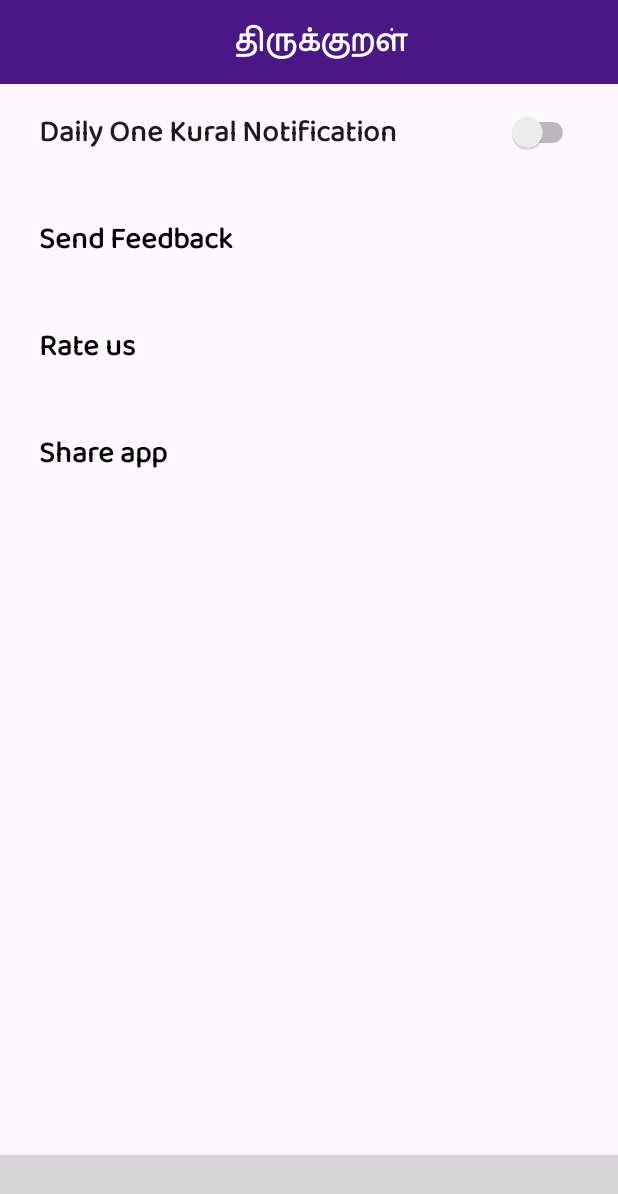
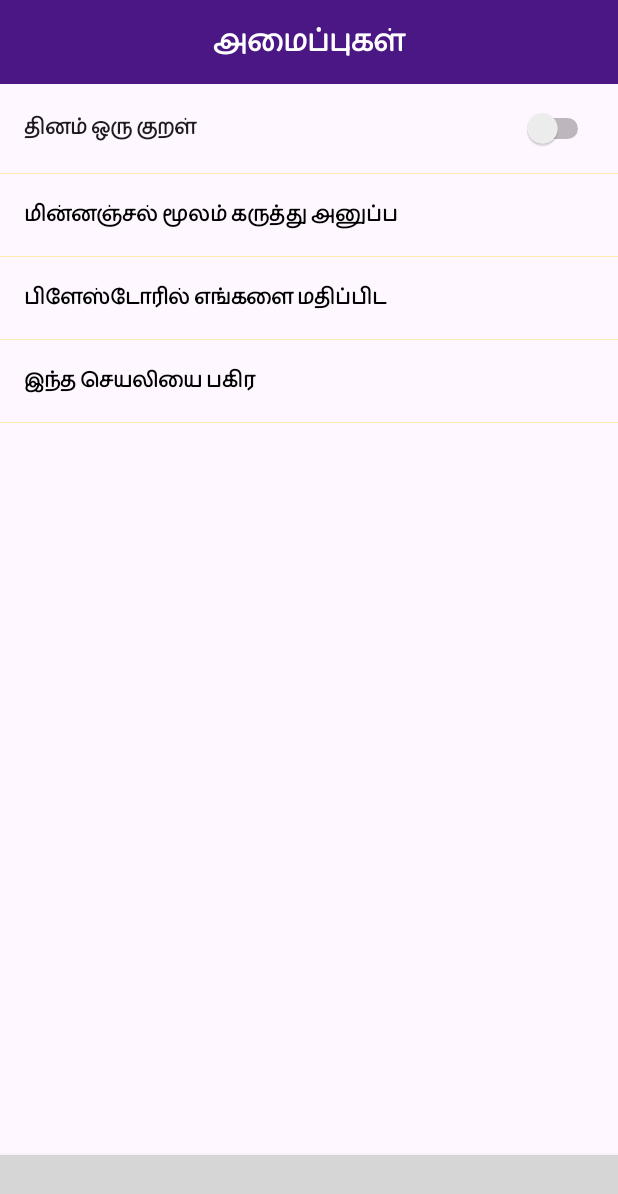
Before and after one commit to Karpakamani-r/Kural_2023, an Android app: the Settings screen opened through its navigation route, on a phone screen of 412 x 824 dp. Shown: the top 1194 px of the screen. Run offline under Robolectric (Android 15) with nearby library versions, the phone set to English and light mode, and no system bars; our stand-ins replace Room's generated code, data binding; libraries missing offline, so code that uses them is left out: com.ismaeldivita.chipnavigation; plain views replace ChipNavigationBar; 3 statements that could not run were skipped; grey boxes are pictures that could not be loaded.

Commit message:
Updated work manager and refactoring done in some areas

```diff
--- a/app/src/main/java/com/w2c/kural/database/Kural.kt
+++ b/app/src/main/java/com/w2c/kural/database/Kural.kt
@@ -31,6 +31,6 @@ data class Kural(
         } else if (TextUtils.isEmpty(line2)) {
             line1
         } else {
-            line1 + line2
+            "$line1\n$line2"
         }
 }
--- a/app/src/main/java/com/w2c/kural/utils/IntentKeys.kt
+++ /dev/null
@@ -1,5 +0,0 @@
-package com.w2c.kural.utils
-
-object IntentKeys {
-    const val KURAL_NO = "kuralNumber"
-}
--- a/app/src/main/java/com/w2c/kural/view/activity/MainActivity.kt
+++ b/app/src/main/java/com/w2c/kural/view/activity/MainActivity.kt
@@ -10,6 +10,7 @@ import androidx.core.view.isVisible
 import androidx.fragment.app.Fragment
 import androidx.lifecycle.ViewModelProvider
 import androidx.lifecycle.lifecycleScope
+import androidx.navigation.NavArgs
 import androidx.navigation.NavController
 import androidx.navigation.fragment.NavHostFragment
 import androidx.work.OneTimeWorkRequest
@@ -22,6 +23,7 @@ import com.w2c.kural.datasource.RemoteDataSource
 import com.w2c.kural.notificationwork.NotificationWork
 import com.w2c.kural.repository.MainRepository
 import com.w2c.kural.utils.NotificationPreference
+import com.w2c.kural.utils.ScreenTypes
 import com.w2c.kural.utils.hide
 import com.w2c.kural.utils.visible
 import com.w2c.kural.view.fragment.Favourites
@@ -34,33 +36,28 @@ import com.w2c.kural.viewmodel.MainActivityViewModel
 import com.w2c.kural.viewmodel.MainVMFactory
 import kotlinx.coroutines.launch
 import java.util.concurrent.TimeUnit
+import androidx.appcompat.widget.Toolbar
+import com.w2c.kural.view.fragment.PaalList
 
 class MainActivity : AppCompatActivity() {
     private lateinit var controller: NavController
     private var lastActionId: Int? = null
     private lateinit var bottomNavigationBar: ChipNavigationBar
-    private lateinit var viewModel: MainActivityViewModel
     private lateinit var binding: ActivityMainBinding
     private var firstTime = true
     override fun onCreate(savedInstanceState: Bundle?) {
         super.onCreate(savedInstanceState)
         binding = ActivityMainBinding.inflate(LayoutInflater.from(this))
         setContentView(binding.root)
+        preLoadKural()
+        initView()
+    }
 
+    private fun initView() {
         val navHostFragment =
             supportFragmentManager.findFragmentById(R.id.navHostFragment) as NavHostFragment
         controller = navHostFragment.navController
-
         bottomNavigationBar = findViewById(R.id.bottomNav)
-
-        viewModel = ViewModelProvider(
-            this, MainVMFactory(
-                this, MainRepository(
-                    LocalDataSource(), RemoteDataSource()
-                )
-            )
-        )[MainActivityViewModel::class.java]
-
         bottomNavigationBar.setOnItemSelectedListener {
             when (it) {
                 R.id.home -> {
@@ -80,9 +77,19 @@ class MainActivity : AppCompatActivity() {
                 }
             }
         }
-        preLoadKural()
         attachBackPressCallBack()
-        //scheduleNotificationWork()
+        controller.addOnDestinationChangedListener { _, destination, args ->
+            val title: String? = getTitleFromDestination(destination.id, destination.label, args)
+            binding.title.text = title ?: ""
+        }
+        binding.ivBack.setOnClickListener { onBackPressedDispatcher.onBackPressed() }
+    }
+
+    private fun getTitleFromDestination(id: Int, label: CharSequence?, args: Bundle?): String? {
+        return when (id) {
+            R.id.iyalList, R.id.athikaramList, R.id.home -> args?.getString("paal")
+            else -> label?.toString()
+        }
     }
 
     private fun attachBackPressCallBack() {
@@ -95,6 +102,11 @@ class MainActivity : AppCompatActivity() {
     }
 
     private fun preLoadKural() {
+        val repo = MainRepository(LocalDataSource(), RemoteDataSource())
+        val viewModel = ViewModelProvider(
+            this,
+            MainVMFactory(context = this, repository = repo)
+        )[MainActivityViewModel::class.java]
         lifecycleScope.launch {
             viewModel.getKurals(this@MainActivity).observe(this@MainActivity) {
                 if (firstTime) {
@@ -118,44 +130,55 @@ class MainActivity : AppCompatActivity() {
             is Settings -> {
                 R.id.setting
             }
+
             is Favourites -> {
                 R.id.favourite
             }
+
             is KuralList -> {
                 R.id.search
             }
-            else -> {
+
+            is PaalList -> {
                 R.id.home
             }
+
+            else -> {
+                0
+            }
         }
-        if (!binding.bottomNavCard.isVisible) {
+
+        //Handling bottom bar visibility
+        val bottomNavNotVisible = !binding.bottomNavCard.isVisible
+        if (bottomNavNotVisible) {
             binding.bottomNavCard.visible()
         }
+
+        //Handling back icon
+        binding.ivBack.hide()
+
+        //Handling bottom bar selection
         bottomNavigationBar.setItemSelected(selectedId, true)
     }
 
-    fun scheduleNotificationWork() {
-        if (NotificationPreference.getInstance(this).isDailyNotifyValue) {
-            val notification = OneTimeWorkRequest.Builder(NotificationWork::class.java)
-                .setInitialDelay(15, TimeUnit.HOURS).build()
-            WorkManager.getInstance(this).enqueue(notification)
-        }
-    }
     fun hideBottomNav() {
         binding.bottomNavCard.hide()
+        //Handling back
+        binding.ivBack.visible()
     }
 
     fun hideToolBar() {
         binding.toolbar.hide()
     }
 
-    fun showToolBar(){
+    fun showToolBar() {
         binding.toolbar.visible()
     }
 
     fun isToolbarGone(): Boolean {
         return binding.toolbar.isGone
     }
+
     private fun onHandleBackClick(callback: OnBackPressedCallback) {
         when (controller.currentDestination?.id) {
             R.id.search -> {
@@ -173,6 +196,10 @@ class MainActivity : AppCompatActivity() {
                 controller.navigate(paalList)
             }
 
+            R.id.paalFragment -> {
+                finish()
+            }
+
             else -> {
                 callback.remove()
                 onBackPressedDispatcher.onBackPressed()
--- a/app/src/main/java/com/w2c/kural/view/fragment/KuralDetails.kt
+++ b/app/src/main/java/com/w2c/kural/view/fragment/KuralDetails.kt
@@ -13,7 +13,6 @@ import androidx.lifecycle.lifecycleScope
 import androidx.navigation.fragment.navArgs
 import com.w2c.kural.database.DatabaseController
 import com.w2c.kural.database.Kural
-import com.w2c.kural.utils.IntentKeys
 import com.w2c.kural.utils.hide
 import com.w2c.kural.utils.visible
 import com.w2c.kural.view.activity.MainActivity
--- a/app/src/main/java/com/w2c/kural/view/fragment/KuralList.kt
+++ b/app/src/main/java/com/w2c/kural/view/fragment/KuralList.kt
@@ -145,7 +145,7 @@ class KuralList : Fragment(), OnItemClickListener {
     private suspend fun getKural() {
         val data = mViewModel.kuralCache
         if (isFromHomeCard()) {
-            fetchKuralsByRange(getNavArgs().paal, getNavArgs().athikaram)
+            fetchKuralsByRange(getNavArgs().paal!!, getNavArgs().athikaram)
         } else if (data.isNotEmpty()) {
             setKuralList(data)
         } else {
@@ -154,7 +154,7 @@ class KuralList : Fragment(), OnItemClickListener {
     }
 
     private fun isFromHomeCard(): Boolean {
-        return getNavArgs().screenType == ScreenTypes.KURALH && !getNavArgs().paal.isNullOrEmpty()
+        return getNavArgs().screenType == ScreenTypes.KURALH
     }
 
     private fun getNavArgs(): KuralListArgs {
--- a/app/src/main/res/drawable/ic_arrow_back.xml
+++ b/app/src/main/res/drawable/ic_arrow_back.xml
@@ -1,5 +1,5 @@
-<vector android:autoMirrored="true" android:height="24dp"
-    android:tint="#FFFFFF" android:viewportHeight="24"
-    android:viewportWidth="24" android:width="24dp" xmlns:android="http://schemas.android.com/apk/res/android">
-    <path android:fillColor="@android:color/white" android:pathData="M11.67,3.87L9.9,2.1 0,12l9.9,9.9 1.77,-1.77L3.54,12z"/>
+<vector android:height="24dp" android:tint="#FFFFFF"
+    android:viewportHeight="24" android:viewportWidth="24"
+    android:width="24dp" xmlns:android="http://schemas.android.com/apk/res/android">
+    <path android:fillColor="@android:color/white" android:pathData="M17.77,3.77l-1.77,-1.77l-10,10l10,10l1.77,-1.77l-8.23,-8.23z"/>
 </vector>
--- a/app/src/main/res/layout/activity_main.xml
+++ b/app/src/main/res/layout/activity_main.xml
@@ -17,14 +17,30 @@
             app:layout_constraintStart_toStartOf="parent"
             app:layout_constraintTop_toTopOf="parent">
 
+            <ImageView
+                android:id="@+id/ivBack"
+                android:layout_width="wrap_content"
+                android:layout_height="wrap_content"
+                android:padding="10dp"
+                android:visibility="gone"
+                app:srcCompat="@drawable/ic_arrow_back"
+                tools:layout_editor_absoluteX="16dp"
+                tools:layout_editor_absoluteY="16dp"
+                tools:visibility="visible" />
+
             <TextView
-                android:layout_width="match_parent"
+                android:id="@+id/title"
+                android:layout_width="wrap_content"
                 android:layout_height="wrap_content"
+                android:layout_gravity="center"
                 android:gravity="center"
                 android:text="@string/thirukural"
                 android:textColor="@color/white"
                 android:textSize="20sp"
-                android:textStyle="bold" />
+                android:textStyle="bold"
+                tools:layout_editor_absoluteX="40dp"
+                tools:layout_editor_absoluteY="12dp" />
+
         </androidx.appcompat.widget.Toolbar>
 
         <ScrollView
@@ -49,24 +65,12 @@
                 app:navGraph="@navigation/my_navigation" />
         </ScrollView>
 
-        <com.google.android.material.floatingactionbutton.FloatingActionButton
-            android:layout_width="wrap_content"
-            android:layout_height="wrap_content"
-            android:layout_marginEnd="16dp"
-            android:layout_marginBottom="16dp"
-            android:onClick="showSearchDialog"
-            android:src="@drawable/ic_search"
-            android:visibility="gone"
-            app:layout_constraintBottom_toTopOf="@+id/bottomNavCard"
-            app:layout_constraintEnd_toEndOf="parent"
-            app:tint="@null" />
-
         <androidx.cardview.widget.CardView
             android:id="@+id/bottomNavCard"
             android:layout_width="match_parent"
             android:layout_height="wrap_content"
+            app:cardBackgroundColor="@color/cardBackgroundColor"
             app:cardElevation="6dp"
-            app:cardBackgroundColor="@color/cardBackgroundColor"
             app:layout_constraintBottom_toBottomOf="parent">
 
             <com.ismaeldivita.chipnavigation.ChipNavigationBar
--- a/app/src/main/res/layout/fragment_favourite.xml
+++ b/app/src/main/res/layout/fragment_favourite.xml
@@ -7,6 +7,7 @@
         android:id="@+id/rvFavourite"
         android:layout_width="match_parent"
         android:layout_height="match_parent"
+        android:paddingTop="16dp"
         app:layout_constraintBottom_toBottomOf="parent"
         app:layout_constraintEnd_toEndOf="parent"
         app:layout_constraintStart_toStartOf="parent"
--- a/app/src/main/res/layout/fragment_kural_details.xml
+++ b/app/src/main/res/layout/fragment_kural_details.xml
@@ -74,7 +74,7 @@
                 android:textStyle="bold"
                 app:layout_constraintStart_toStartOf="@+id/guideline4"
                 app:layout_constraintTop_toBottomOf="@+id/tvMK"
-                tools:text="@string/english_translation" />
+                tools:text="@string/kural_no_eng" />
 
             <TextView
                 android:id="@+id/tvtransliteration1"
--- a/app/src/main/res/layout/list_item_settings.xml
+++ b/app/src/main/res/layout/list_item_settings.xml
@@ -12,22 +12,24 @@
         <androidx.constraintlayout.widget.ConstraintLayout
             android:layout_width="match_parent"
             android:layout_height="wrap_content"
-            android:paddingStart="10dp"
             android:paddingTop="16dp"
-            android:paddingEnd="10dp"
             android:paddingBottom="16dp">
 
             <TextView
                 android:id="@+id/tvNotification"
                 android:layout_width="match_parent"
-                android:layout_height="wrap_content"
+                android:layout_height="match_parent"
                 android:layout_marginStart="16dp"
                 android:layout_marginEnd="16dp"
-                android:textSize="20sp"
+                android:gravity="center_vertical"
+                android:textSize="14sp"
                 android:textStyle="bold"
-                app:layout_constraintStart_toStartOf="parent"
+                android:visibility="gone"
+                app:layout_constraintBottom_toBottomOf="parent"
+                app:layout_constraintEnd_toEndOf="parent"
+                app:layout_constraintStart_toStartOf="@+id/switch1"
                 app:layout_constraintTop_toTopOf="parent"
-                tools:text="@string/favourites" />
+                tools:text="@string/feedback" />
 
             <Switch
                 android:id="@+id/switch1"
@@ -35,25 +37,27 @@
                 android:layout_height="wrap_content"
                 android:layout_marginStart="16dp"
                 android:layout_marginEnd="16dp"
-                android:textStyle="bold"
-                android:text="@string/daily_one_kural_notification"
-                android:textSize="20sp"
-                android:visibility="gone"
-                tools:visibility="gone"
                 android:clickable="false"
                 android:focusable="false"
+                android:gravity="center_vertical"
+                android:text="@string/daily_one_kural"
+                android:textSize="14sp"
+                android:textStyle="bold"
+                android:visibility="visible"
+                app:layout_constraintBottom_toBottomOf="parent"
                 app:layout_constraintEnd_toEndOf="parent"
                 app:layout_constraintStart_toStartOf="parent"
                 app:layout_constraintTop_toTopOf="parent"
-                tools:ignore="UseSwitchCompatOrMaterialXml" />
+                tools:ignore="UseSwitchCompatOrMaterialXml"
+                tools:visibility="visible" />
 
         </androidx.constraintlayout.widget.ConstraintLayout>
 
         <View
             android:id="@+id/line1"
             android:layout_width="wrap_content"
-            android:layout_height="1dp"
-            android:layout_marginTop="6dp" />
+            android:layout_height="0.9dp"
+            android:background="#FFECB3" />
     </LinearLayout>
 
 </layout>
--- a/app/src/main/res/navigation/my_navigation.xml
+++ b/app/src/main/res/navigation/my_navigation.xml
@@ -9,14 +9,16 @@
         android:id="@+id/home"
         android:name="com.w2c.kural.view.fragment.KuralList"
         android:label="@string/search"
-        tools:layout="@layout/kural_list" >
+        tools:layout="@layout/kural_list">
         <argument
             android:name="paal"
-            android:defaultValue="Arathuppaal" />
+            android:defaultValue="@null"
+            app:argType="string"
+            app:nullable="true" />
         <argument
             android:name="screenType"
-            app:argType="com.w2c.kural.utils.ScreenTypes"
-            android:defaultValue="KURALF" />
+            android:defaultValue="KURALF"
+            app:argType="com.w2c.kural.utils.ScreenTypes" />
         <action
             android:id="@+id/action_home_to_paalFragment"
             app:destination="@id/paalFragment"
@@ -24,14 +26,14 @@
             app:popUpToInclusive="true" />
         <argument
             android:name="athikaram"
+            android:defaultValue="@null"
             app:argType="string"
-            app:nullable="true"
-            android:defaultValue="null" />
+            app:nullable="true" />
         <argument
             android:name="iyal"
+            android:defaultValue="@null"
             app:argType="string"
-            app:nullable="true"
-            android:defaultValue="null" />
+            app:nullable="true" />
         <action
             android:id="@+id/action_home_to_kuralDetails"
             app:destination="@id/kuralDetails" />
@@ -40,7 +42,7 @@
         android:id="@+id/favourite"
         android:name="com.w2c.kural.view.fragment.Favourites"
         android:label="@string/favourites"
-        tools:layout="@layout/fragment_favourite" >
+        tools:layout="@layout/fragment_favourite">
         <action
             android:id="@+id/action_favourite_to_paalFragment"
             app:destination="@id/paalFragment"
@@ -54,7 +56,7 @@
         android:id="@+id/setting"
         android:name="com.w2c.kural.view.fragment.Settings"
         android:label="@string/settings"
-        tools:layout="@layout/fragment_settings" >
+        tools:layout="@layout/fragment_settings">
         <action
             android:id="@+id/action_setting_to_paalFragment"
             app:destination="@id/paalFragment"
@@ -65,7 +67,7 @@
         android:id="@+id/paalFragment"
         android:name="com.w2c.kural.view.fragment.PaalList"
         android:label="@string/thirukural"
-        tools:layout="@layout/fragment_paal" >
+        tools:layout="@layout/fragment_paal">
         <action
             android:id="@+id/action_paalFragment_to_athikaramList"
             app:destination="@id/athikaramList" />
@@ -83,13 +85,13 @@
         tools:layout="@layout/fragment_athikaram_list">
         <argument
             android:name="paal"
-            app:argType="string"
-            android:defaultValue="Arathuppaal" />
+            android:defaultValue="Arathuppaal"
+            app:argType="string" />
         <argument
             android:name="iyal"
+            android:defaultValue="@null"
             app:argType="string"
-            app:nullable="true"
-            android:defaultValue="null" />
+            app:nullable="true" />
         <action
             android:id="@+id/action_athikaramList_to_home"
             app:destination="@id/home" />
@@ -97,20 +99,20 @@
     <fragment
         android:id="@+id/kuralDetails"
         android:name="com.w2c.kural.view.fragment.KuralDetails"
-        android:label="KuralDetails" >
+        android:label="@string/kural_explanation">
         <argument
             android:name="number"
-            app:argType="integer"
-            android:defaultValue="1" />
+            android:defaultValue="1"
+            app:argType="integer" />
     </fragment>
     <fragment
         android:id="@+id/iyalList"
         android:name="com.w2c.kural.view.fragment.IyalList"
-        android:label="IyalList" >
+        android:label="IyalList">
         <argument
             android:name="paal"
-            app:argType="string"
-            android:defaultValue='""' />
+            android:defaultValue='""'
+            app:argType="string" />
         <action
             android:id="@+id/action_iyalList_to_athikaramList"
             app:destination="@id/athikaramList" />
--- a/app/src/main/res/values/strings.xml
+++ b/app/src/main/res/values/strings.xml
@@ -1,24 +1,17 @@
 <resources>
-    <string name="app_name">Kural</string>
+    <string name="app_name">திருக்குறள்</string>
     <string name="mv_urai">மு.வரதராசனார் உரை:</string>
     <string name="mk_urai">மு.கருணாநிதி உரை:</string>
     <string name="sp_urai">சாலமன் பாப்பையா உரை:</string>
-    <string name="explanation">Explanation:</string>
-    <string name="couplet">Couplet:</string>
     <string name="kural">குறள்:</string>
-    <string name="english_translation">Kural:</string>
-    <string name="kural_1">Kural List</string>
     <string name="kural_no">குறள் எண்-%d</string>
     <string name="favourites">பிடித்தவைகள்</string>
     <string name="settings">அமைப்புகள்</string>
-    <string name="cancel">Cancel</string>
-    <string name="submit">Submit</string>
-    <string name="enter_kural_number">Enter Kural Number</string>
     <string name="thirukural">திருக்குறள்</string>
-    <string name="daily_one_kural_notification">Daily One Kural Notification</string>
-    <string name="feedback">Feedback</string>
-    <string name="rate_us">Rate us</string>
-    <string name="share_app">Share App</string>
+    <string name="daily_one_kural">தினம் ஒரு குறள்</string>
+    <string name="feedback">மின்னஞ்சல் மூலம் கருத்து அனுப்ப</string>
+    <string name="rate_us">பிளேஸ்டோரில் எங்களை மதிப்பிட</string>
+    <string name="share_app">இந்த செயலியை பகிர</string>
     <string name="search">குறள் தேடல்</string>
     <string name="arathuppaal">அறத்துப்பால்</string>
     <string name="porutpaal">பொருட்பால்</string>
@@ -28,7 +21,10 @@
     <string name="athikarams">அதிகாரங்கள்</string>
     <string name="athikaram">அதிகாரம்</string>
     <string name="kurals">குறள்கள்</string>
+    <string name="kural_explanation">குறள் விளக்கம்</string>
+
     <string name="kural_no_eng">Kural No-%d</string>
-
+    <string name="explanation">Explanation:</string>
+    <string name="couplet">Couplet:</string>
 
 </resources>
```
Also changed, not shown: app/src/main/java/com/w2c/kural/utils/Constants.kt (added, +12 -0 lines), app/src/main/java/com/w2c/kural/view/fragment/Settings.kt (+29 -16 lines).
